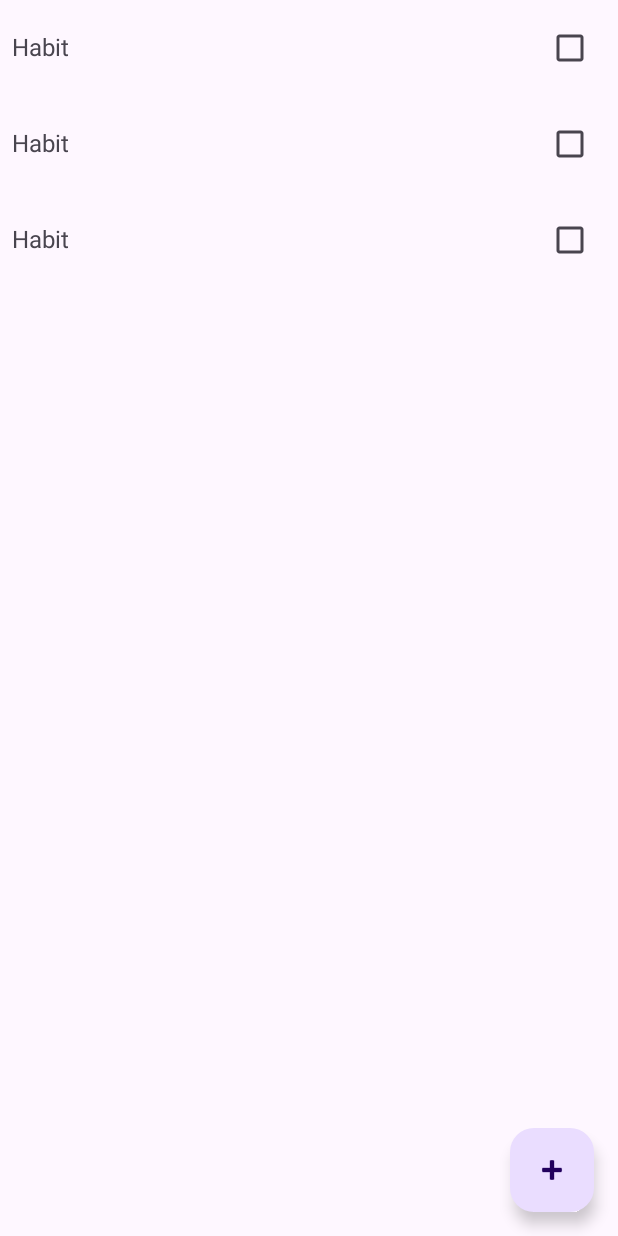
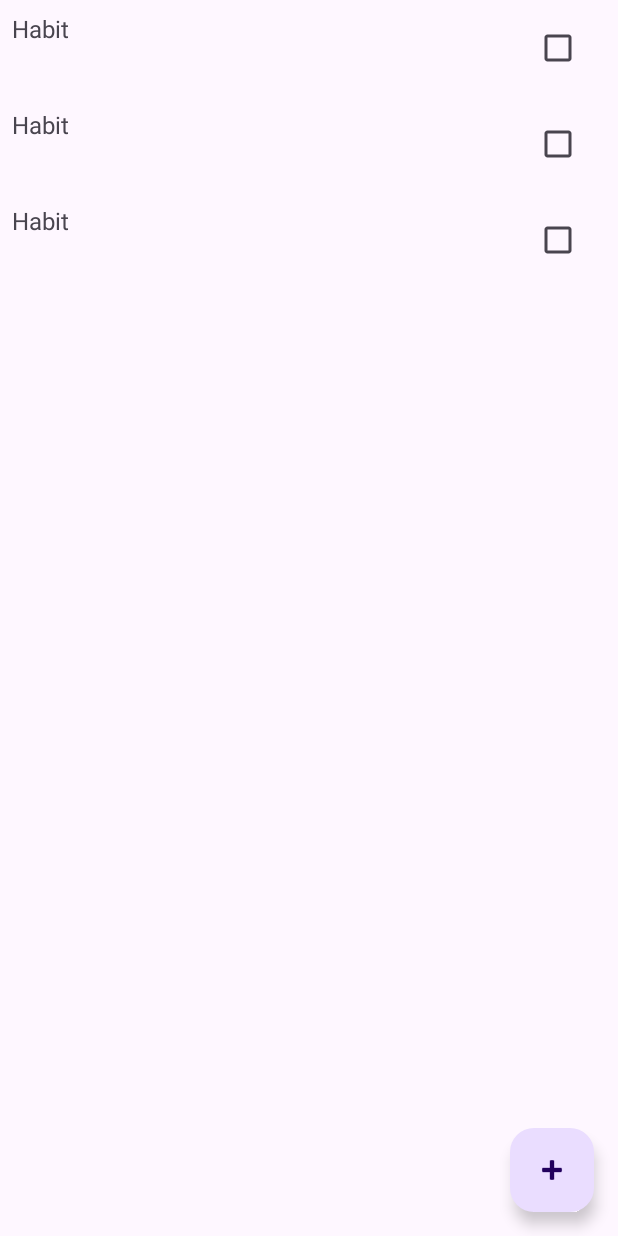
Before and after one commit to nve03g/habit_tracker_RV_NVE, an Android app: the layout activity_main.xml on its own in the app's theme, with its tools: preview values and no code run, on a phone screen of 412 x 824 dp. Run offline under Robolectric (Android 15) with nearby library versions, the phone set to English and light mode, and no system bars.

Commit message:
update habit status in database

```diff
--- a/app/src/main/java/com/example/habit_tracker/MainActivity.kt
+++ b/app/src/main/java/com/example/habit_tracker/MainActivity.kt
@@ -92,7 +92,9 @@ class MainActivity : AppCompatActivity() {
 
         // load habits from database at startup
         lifecycleScope.launch {
-            habits.addAll(habitDao.getAllHabits())
+            val habitsFromDb = habitDao.getAllHabits()
+            habits.clear()
+            habits.addAll(habitsFromDb)
             adapter.notifyDataSetChanged()
         }
     }
--- a/app/src/main/res/layout/list_item_habit.xml
+++ b/app/src/main/res/layout/list_item_habit.xml
@@ -17,6 +17,9 @@
     <CheckBox
         android:id="@+id/habitCheckBox"
         android:layout_width="wrap_content"
-        android:layout_height="wrap_content"/>
+        android:layout_height="wrap_content"
+        android:layout_marginEnd="8dp"
+        android:checked="false"
+        android:layout_gravity="center_vertical"/>
 
 </LinearLayout>
```
Also changed, not shown: app/src/main/java/com/example/habit_tracker/HabitRecyclerAdapter.kt (+10 -1 lines).
